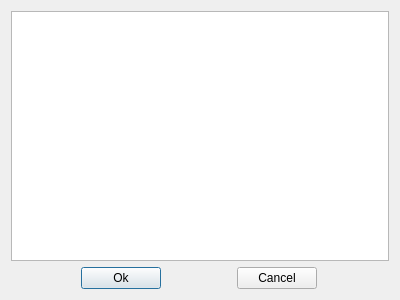
Above: graphysio/ui/curveselect.ui from jaj42/GraPhysio before the change. Below: the same form after it.
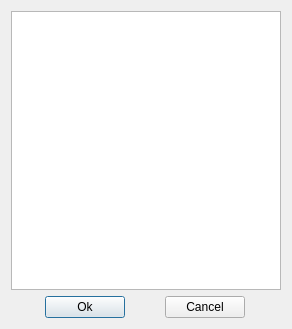
That is the form after the change.

What changed in the file:
```diff
--- a/graphysio/ui/curveselect.ui
+++ b/graphysio/ui/curveselect.ui
@@ -6,8 +6,8 @@
    <rect>
     <x>0</x>
     <y>0</y>
-    <width>400</width>
-    <height>300</height>
+    <width>292</width>
+    <height>329</height>
    </rect>
   </property>
   <property name="windowTitle">
```
